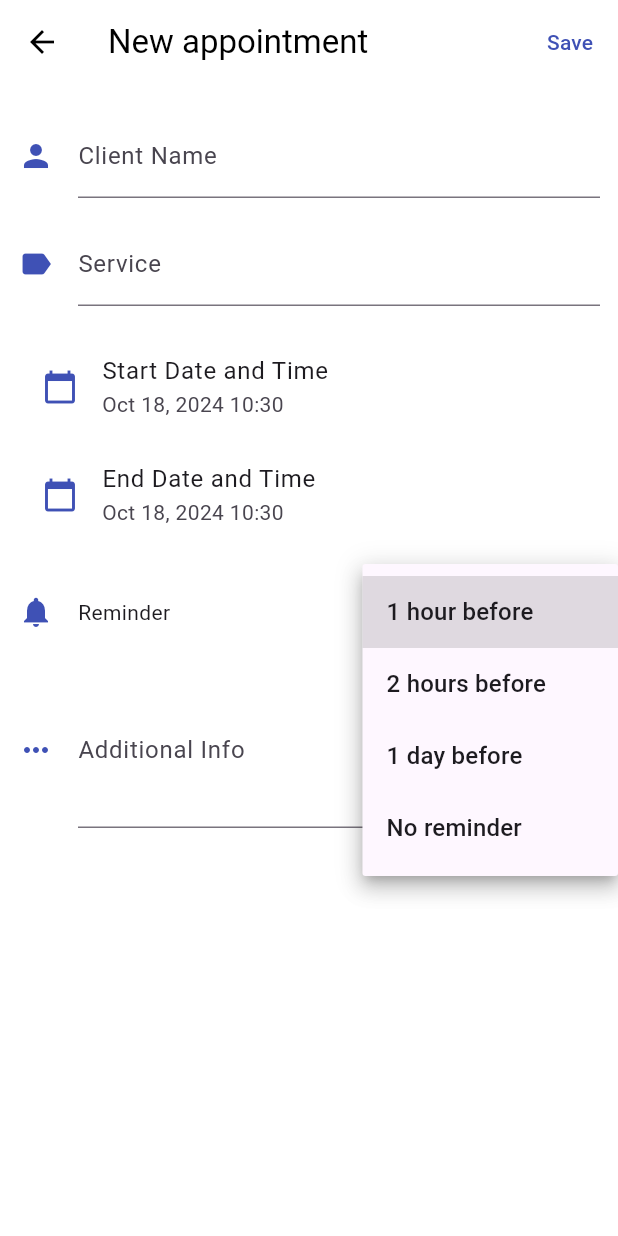
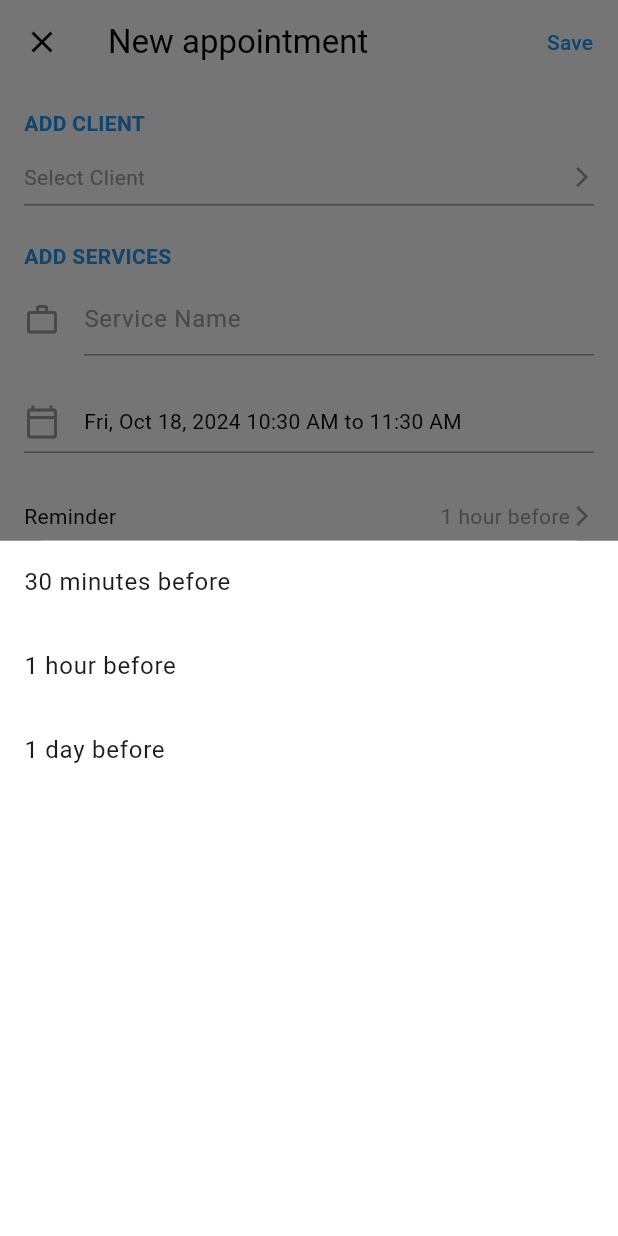
Before and after one commit to SillyFizy/appointment_-schedule_flutter_app, a Flutter app: the AddAppointment screen opened by its route, after a tap on "1 hour before", on a phone screen of 412 x 824 dp. Run offline on Flutter 3.47's test engine with Material 3 defaults, Android fonts, the phone set to English and light mode, and no system bars; our stand-ins replace flutter_colorpicker; accounts and stored records are empty.

Commit message:
add appointment fixes

```diff
--- a/lib/presentation/pages/add_appointment.dart
+++ b/lib/presentation/pages/add_appointment.dart
@@ -1,5 +1,6 @@
 import 'package:flutter/material.dart';
 import 'package:intl/intl.dart';
+import 'add_client.dart';
 
 class AddAppointment extends StatefulWidget {
   @override
@@ -7,79 +8,58 @@ class AddAppointment extends StatefulWidget {
 }
 
 class _AddAppointmentState extends State<AddAppointment> {
-  final _formKey = GlobalKey<FormState>();
-  String _client = '';
-  String _service = '';
-  DateTime _startDate = DateTime.now();
+  DateTime _selectedDate = DateTime.now();
   TimeOfDay _startTime = TimeOfDay.now();
-  DateTime _endDate = DateTime.now();
-  TimeOfDay _endTime = TimeOfDay.now();
-  bool _doesNotRepeat = true;
+  TimeOfDay _endTime = TimeOfDay.now().replacing(hour: TimeOfDay.now().hour + 1);
   String _reminder = '1 hour before';
-  String _additionalInfo = '';
+  String _selectedClient = '';
+  TextEditingController _serviceController = TextEditingController();
+  TextEditingController _messageController = TextEditingController();
 
-  void _submitForm() {
-    if (_formKey.currentState!.validate()) {
-      _formKey.currentState!.save();
-      // Prepare data for API request
-      final appointmentData = {
-        'client': _client,
-        'service': _service,
-        'startDateTime': DateTime(
-          _startDate.year,
-          _startDate.month,
-          _startDate.day,
-          _startTime.hour,
-          _startTime.minute,
-        ).toIso8601String(),
-        'endDateTime': DateTime(
-          _endDate.year,
-          _endDate.month,
-          _endDate.day,
-          _endTime.hour,
-          _endTime.minute,
-        ).toIso8601String(),
-        'doesNotRepeat': _doesNotRepeat,
-        'reminder': _reminder,
-        'additionalInfo': _additionalInfo,
-      };
-
-      // TODO: Send appointmentData to API
-      print(appointmentData); // For demonstration, replace with actual API call
-      Navigator.of(context).pop();
-    }
+  @override
+  void dispose() {
+    _serviceController.dispose();
+    _messageController.dispose();
+    super.dispose();
   }
 
   @override
   Widget build(BuildContext context) {
     return Scaffold(
+      backgroundColor: Colors.white,
       appBar: AppBar(
+        backgroundColor: Colors.white,
+        elevation: 0,
         leading: IconButton(
-          icon: Icon(Icons.arrow_back, color: Colors.black),
+          icon: Icon(Icons.close, color: Colors.black),
           onPressed: () => Navigator.of(context).pop(),
         ),
         title: Text('New appointment', style: TextStyle(color: Colors.black)),
-        backgroundColor: Colors.white,
-        elevation: 0,
         actions: [
           TextButton(
-            onPressed: _submitForm,
-            child: Text('Save', style: TextStyle(color: Colors.indigo)),
+            onPressed: _saveAppointment,
+            child: Text('Save', style: TextStyle(color: Colors.blue)),
           ),
         ],
       ),
-      body: Form(
-        key: _formKey,
-        child: SingleChildScrollView(
-          padding: EdgeInsets.all(12),
+      body: SingleChildScrollView(
+        child: Padding(
+          padding: EdgeInsets.all(16.0),
           child: Column(
             crossAxisAlignment: CrossAxisAlignment.start,
             children: [
-              _buildInputField(Icons.person, 'Client Name', (value) => _client = value),
-              _buildInputField(Icons.label, 'Service', (value) => _service = value),
-              _buildDateTimeField(),
-              _buildReminderField(),
-              _buildInputField(Icons.more_horiz, 'Additional Info', (value) => _additionalInfo = value, maxLines: 3),
+              _buildSectionTitle('ADD CLIENT'),
+              _buildClientSelector(),
+              SizedBox(height: 24),
+              _buildSectionTitle('ADD SERVICES'),
+              _buildTextField(_serviceController, Icons.work_outline, 'Service Name'),
+              SizedBox(height: 24),
+              _buildDateTimePicker(),
+              SizedBox(height: 24),
+              _buildReminderOption(),
+              SizedBox(height: 24),
+              _buildSectionTitle('ADD ANOTHER MESSAGE'),
+              _buildTextField(_messageController, Icons.message_outlined, 'Additional Message'),
             ],
           ),
         ),
@@ -87,122 +67,188 @@ class _AddAppointmentState extends State<AddAppointment> {
     );
   }
 
-  Widget _buildInputField(IconData icon, String label, Function(String) onSaved, {int maxLines = 1}) {
+  Widget _buildSectionTitle(String title) {
     return Padding(
-      padding: const EdgeInsets.symmetric(vertical: 8),
-      child: TextFormField(
-        decoration: InputDecoration(
-          icon: Icon(icon, color: Colors.indigo),
-          labelText: label,
-        ),
-        maxLines: maxLines,
-        onSaved: (value) => onSaved(value ?? ''),
-        validator: (value) => value?.isEmpty ?? true ? 'Please enter $label' : null,
+      padding: EdgeInsets.only(bottom: 8.0),
+      child: Text(
+        title,
+        style: TextStyle(color: Colors.blue, fontSize: 14, fontWeight: FontWeight.bold),
       ),
     );
   }
 
-  Widget _buildDateTimeField() {
-    return Padding(
-      padding: const EdgeInsets.symmetric(vertical: 10),
-      child: Column(
+  Widget _buildClientSelector() {
+    return InkWell(
+      onTap: () async {
+        final result = await Navigator.push(
+          context,
+          MaterialPageRoute(builder: (context) => AddClientPage()),
+        );
+        if (result != null) {
+          setState(() {
+            _selectedClient = result;
+          });
+        }
+      },
+      child: Container(
+        padding: EdgeInsets.symmetric(vertical: 8.0),
+        decoration: BoxDecoration(
+          border: Border(bottom: BorderSide(color: Colors.grey)),
+        ),
+        child: Row(
+          mainAxisAlignment: MainAxisAlignment.spaceBetween,
           children: [
-          ListTile(
-            leading: Icon(Icons.calendar_today, color: Colors.indigo,),
-            title: Text('Start Date and Time'),
-            subtitle: Text(DateFormat('MMM d, y HH:mm').format(DateTime(_startDate.year, _startDate.month, _startDate.day, _startTime.hour, _startTime.minute))),
-            onTap: () async {
-              final date = await showDatePicker(
+            Text(
+              _selectedClient.isEmpty ? 'Select Client' : _selectedClient,
+              style: TextStyle(color: _selectedClient.isEmpty ? Colors.grey : Colors.black),
+            ),
+            Icon(Icons.arrow_forward_ios, color: Colors.grey, size: 16),
+          ],
+        ),
+      ),
+    );
+  }
+
+  Widget _buildTextField(TextEditingController controller, IconData icon, String hint) {
+    return TextField(
+      controller: controller,
+      decoration: InputDecoration(
+        icon: Icon(icon, color: Colors.grey),
+        hintText: hint,
+        hintStyle: TextStyle(color: Colors.grey),
+        border: UnderlineInputBorder(borderSide: BorderSide(color: Colors.grey)),
+        enabledBorder: UnderlineInputBorder(borderSide: BorderSide(color: Colors.grey)),
+        focusedBorder: UnderlineInputBorder(borderSide: BorderSide(color: Colors.blue)),
+      ),
+    );
+  }
+
+  Widget _buildDateTimePicker() {
+    return InkWell(
+      onTap: () => _selectDateTime(context),
+      child: Container(
+        padding: EdgeInsets.symmetric(vertical: 8.0),
+        decoration: BoxDecoration(
+          border: Border(bottom: BorderSide(color: Colors.grey)),
+        ),
+        child: Row(
+          children: [
+            Icon(Icons.calendar_today_outlined, color: Colors.grey),
+            SizedBox(width: 16),
+            Expanded(
+              child: Text(
+                '${DateFormat('EEE, MMM d, y').format(_selectedDate)} ${_startTime.format(context)} to ${_endTime.format(context)}',
+                style: TextStyle(color: Colors.black),
+              ),
+            ),
+          ],
+        ),
+      ),
+    );
+  }
+
+  Future<void> _selectDateTime(BuildContext context) async {
+    final DateTime? pickedDate = await showDatePicker(
       context: context,
-                initialDate: _startDate,
+      initialDate: _selectedDate,
       firstDate: DateTime.now(),
       lastDate: DateTime.now().add(Duration(days: 365)),
     );
-              if (date != null) {
-                setState(() => _startDate = date);
-                final time = await showTimePicker(
+    if (pickedDate != null && pickedDate != _selectedDate) {
+      setState(() {
+        _selectedDate = pickedDate;
+      });
+    }
+
+    final TimeOfDay? pickedStartTime = await showTimePicker(
       context: context,
       initialTime: _startTime,
     );
-                if (time != null) {
-                  setState(() => _startTime = time);
+    if (pickedStartTime != null && pickedStartTime != _startTime) {
+      setState(() {
+        _startTime = pickedStartTime;
+        _endTime = pickedStartTime.replacing(hour: pickedStartTime.hour + 1);
+      });
     }
-              }
-            },
-          ),
-          ListTile(
-            leading: Icon(Icons.calendar_today, color: Colors.indigo),
-            title: Text('End Date and Time'),
-            subtitle: Text(DateFormat('MMM d, y HH:mm').format(DateTime(_endDate.year, _endDate.month, _endDate.day, _endTime.hour, _endTime.minute))),
-            onTap: () async {
-              final date = await showDatePicker(
-                context: context,
-                initialDate: _endDate,
-                firstDate: DateTime.now(),
-                lastDate: DateTime.now().add(Duration(days: 365)),
-              );
-              if (date != null) {
-                setState(() => _endDate = date);
-                final time = await showTimePicker(
+
+    final TimeOfDay? pickedEndTime = await showTimePicker(
       context: context,
       initialTime: _endTime,
     );
-                if (time != null) {
-                  setState(() => _endTime = time);
+    if (pickedEndTime != null && pickedEndTime != _endTime) {
+      setState(() {
+        _endTime = pickedEndTime;
+      });
     }
   }
-            },
+
+  Widget _buildReminderOption() {
+    return Container(
+      padding: EdgeInsets.symmetric(vertical: 8.0),
+      decoration: BoxDecoration(
+        border: Border(bottom: BorderSide(color: Colors.grey)),
+      ),
+      child: Row(
+        mainAxisAlignment: MainAxisAlignment.spaceBetween,
+        children: [
+          Text('Reminder', style: TextStyle(color: Colors.black)),
+          InkWell(
+            onTap: _showReminderOptions,
+            child: Row(
+              children: [
+                Text(_reminder, style: TextStyle(color: Colors.grey)),
+                Icon(Icons.arrow_forward_ios, color: Colors.grey, size: 16),
+              ],
+            ),
           ),
         ],
       ),
     );
   }
 
-  Widget _buildSwitchField(IconData icon, String label, bool value, Function(bool) onChanged) {
-    return Padding(
-      padding: const EdgeInsets.symmetric(vertical: 8),
-      child: Row(
+  void _showReminderOptions() {
+    showModalBottomSheet(
+      context: context,
+      builder: (BuildContext context) {
+        return Container(
+          color: Colors.white,
+          child: ListView(
             children: [
-          Icon(icon, color: Colors.indigo),
-          SizedBox(width: 16),
-          Text(label),
-          Spacer(),
-          Switch(
-            value: value,
-            onChanged: onChanged,
-            activeColor: Colors.indigo,
+              ListTile(
+                title: Text('30 minutes before'),
+                onTap: () => _updateReminder('30 minutes before'),
+              ),
+              ListTile(
+                title: Text('1 hour before'),
+                onTap: () => _updateReminder('1 hour before'),
+              ),
+              ListTile(
+                title: Text('1 day before'),
+                onTap: () => _updateReminder('1 day before'),
               ),
             ],
           ),
         );
+      },
+    );
   }
 
-  Widget _buildReminderField() {
-    return Padding(
-      padding: const EdgeInsets.symmetric(vertical: 8),
-      child: Row(
-        children: [
-          Icon(Icons.notifications, color: Colors.indigo),
-          SizedBox(width: 16),
-          Text('Reminder'),
-          Spacer(),
-          DropdownButton<String>(
-            value: _reminder,
-            onChanged: (String? newValue) {
-              if (newValue != null) {
-                setState(() => _reminder = newValue);
+  void _updateReminder(String newReminder) {
+    setState(() {
+      _reminder = newReminder;
+    });
+    Navigator.pop(context);
   }
-            },
-            items: <String>['1 hour before', '2 hours before', '1 day before', 'No reminder']
-                .map<DropdownMenuItem<String>>((String value) {
-              return DropdownMenuItem<String>(
-                value: value,
-                child: Text(value),
-              );
-            }).toList(),
-          ),
-        ],
-      ),
-    );
+
+  void _saveAppointment() {
+    // TODO: Implement save functionality
+    print('Appointment details:');
+    print('Client: $_selectedClient');
+    print('Service: ${_serviceController.text}');
+    print('Date: ${DateFormat('yyyy-MM-dd').format(_selectedDate)}');
+    print('Time: ${_startTime.format(context)} to ${_endTime.format(context)}');
+    print('Reminder: $_reminder');
+    print('Additional Message: ${_messageController.text}');
+    Navigator.pop(context);
   }
 }
```
Also changed, not shown: lib/presentation/pages/add_client.dart (added, +114 -0 lines), lib/presentation/pages/new_client.dart (added, +89 -0 lines). Lines whose indentation alone changed are shown as unchanged.
